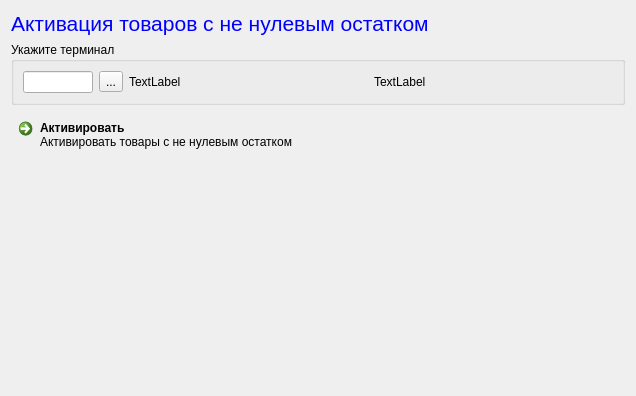
Before: the Qt Designer form activatearticlesdialog.ui in rust3128/MPosEdit, drawn with Qt 5.
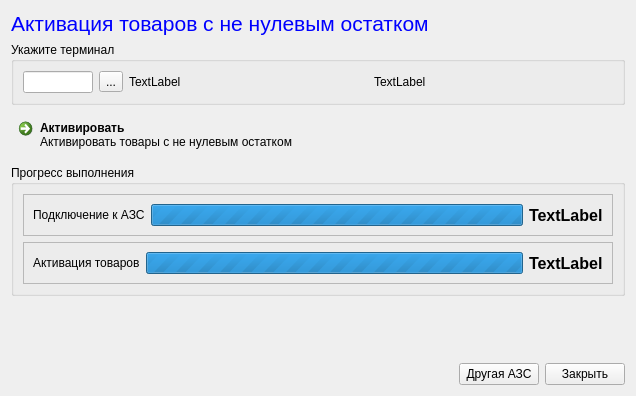
After: the same form once the commit is applied. Icons and pictures are not drawn.

The edit to the form file:
```diff
--- a/activatearticlesdialog.ui
+++ b/activatearticlesdialog.ui
@@ -13,7 +13,7 @@
   <property name="windowTitle">
    <string>Dialog</string>
   </property>
-  <layout class="QGridLayout" name="gridLayout">
+  <layout class="QGridLayout" name="gridLayout_4">
    <item row="0" column="0">
     <widget class="QLabel" name="label">
      <property name="font">
@@ -104,6 +104,121 @@
     </widget>
    </item>
    <item row="3" column="0">
+    <widget class="QGroupBox" name="groupBoxProgress">
+     <property name="title">
+      <string>Прогресс выполнения</string>
+     </property>
+     <layout class="QGridLayout" name="gridLayout_3">
+      <item row="0" column="0">
+       <widget class="QFrame" name="frameConnectAzs">
+        <property name="frameShape">
+         <enum>QFrame::StyledPanel</enum>
+        </property>
+        <property name="frameShadow">
+         <enum>QFrame::Raised</enum>
+        </property>
+        <layout class="QGridLayout" name="gridLayout">
+         <item row="0" column="0">
+          <layout class="QHBoxLayout" name="horizontalLayout_2">
+           <item>
+            <widget class="QLabel" name="labelInfoAzsConn">
+             <property name="text">
+              <string>Подключение к АЗС</string>
+             </property>
+            </widget>
+           </item>
+           <item>
+            <widget class="QProgressBar" name="progressBar">
+             <property name="maximum">
+              <number>0</number>
+             </property>
+             <property name="value">
+              <number>-1</number>
+             </property>
+             <property name="textVisible">
+              <bool>false</bool>
+             </property>
+             <property name="invertedAppearance">
+              <bool>false</bool>
+             </property>
+            </widget>
+           </item>
+           <item>
+            <widget class="QLabel" name="labelStatusConn">
+             <property name="font">
+              <font>
+               <pointsize>12</pointsize>
+               <weight>75</weight>
+               <bold>true</bold>
+              </font>
+             </property>
+             <property name="text">
+              <string>TextLabel</string>
+             </property>
+            </widget>
+           </item>
+          </layout>
+         </item>
+        </layout>
+       </widget>
+      </item>
+      <item row="1" column="0">
+       <widget class="QFrame" name="frameActivation">
+        <property name="frameShape">
+         <enum>QFrame::StyledPanel</enum>
+        </property>
+        <property name="frameShadow">
+         <enum>QFrame::Raised</enum>
+        </property>
+        <layout class="QGridLayout" name="gridLayout_2">
+         <item row="0" column="0">
+          <layout class="QHBoxLayout" name="horizontalLayout_4">
+           <item>
+            <widget class="QLabel" name="label_2">
+             <property name="text">
+              <string>Активация товаров</string>
+             </property>
+            </widget>
+           </item>
+           <item>
+            <widget class="QProgressBar" name="progressBar_3">
+             <property name="maximum">
+              <number>0</number>
+             </property>
+             <property name="value">
+              <number>-1</number>
+             </property>
+             <property name="textVisible">
+              <bool>false</bool>
+             </property>
+             <property name="invertedAppearance">
+              <bool>false</bool>
+             </property>
+            </widget>
+           </item>
+           <item>
+            <widget class="QLabel" name="labelStatusActivation">
+             <property name="font">
+              <font>
+               <pointsize>12</pointsize>
+               <weight>75</weight>
+               <bold>true</bold>
+              </font>
+             </property>
+             <property name="text">
+              <string>TextLabel</string>
+             </property>
+            </widget>
+           </item>
+          </layout>
+         </item>
+        </layout>
+       </widget>
+      </item>
+     </layout>
+    </widget>
+   </item>
+   <item row="4" column="0">
     <spacer name="verticalSpacer">
      <property name="orientation">
       <enum>Qt::Vertical</enum>
@@ -116,6 +231,37 @@
      </property>
     </spacer>
    </item>
+   <item row="5" column="0">
+    <layout class="QHBoxLayout" name="horizontalLayout_3">
+     <item>
+      <spacer name="horizontalSpacer">
+       <property name="orientation">
+        <enum>Qt::Horizontal</enum>
+       </property>
+       <property name="sizeHint" stdset="0">
+        <size>
+         <width>40</width>
+         <height>20</height>
+        </size>
+       </property>
+      </spacer>
+     </item>
+     <item>
+      <widget class="QPushButton" name="pushButtonOtherAzs">
+       <property name="text">
+        <string>Другая АЗС</string>
+       </property>
+      </widget>
+     </item>
+     <item>
+      <widget class="QPushButton" name="pushButtonClose">
+       <property name="text">
+        <string>Закрыть</string>
+       </property>
+      </widget>
+     </item>
+    </layout>
+   </item>
   </layout>
  </widget>
  <resources>
```
